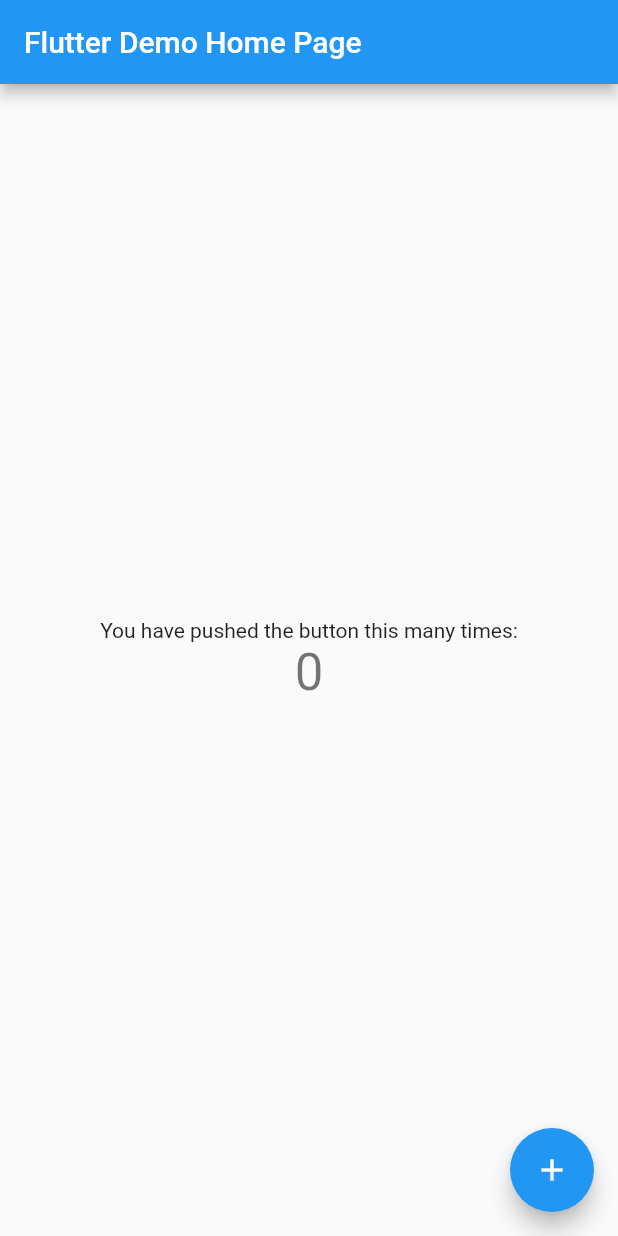
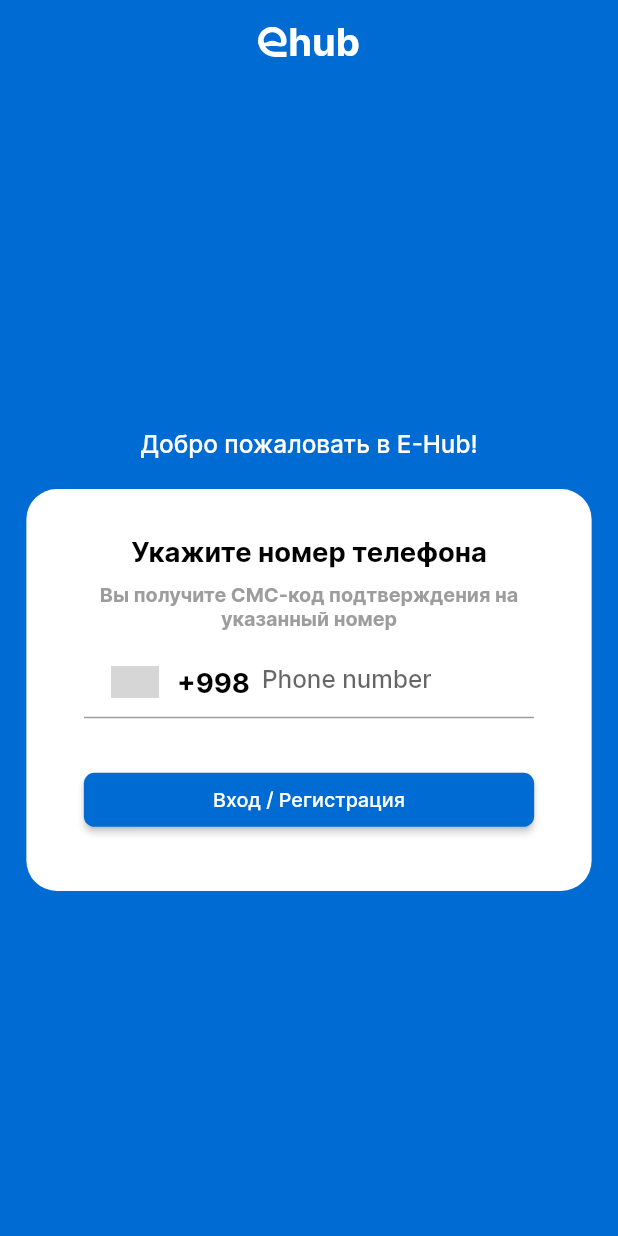
Before and after one commit to Abdullohali/eHub, a Flutter app: the screen it shows after launch, on a phone screen of 412 x 824 dp. Run offline on Flutter 3.47's test engine with Material 2 defaults, Android fonts, the phone set to English and light mode, and no system bars; drawn by our look-alikes of intl_phone_number_input; our stand-ins replace flutter_screenutil, flutter_svg, pinput; grey boxes are pictures that could not be loaded.

Commit message:
sms confirmation splash screen and city pages are completed and other changes

```diff
--- a/lib/core/components/const.dart
+++ b/lib/core/components/const.dart
@@ -0,0 +1,12 @@
+import 'package:flutter/widgets.dart';
+
+class AppColor {
+  static const Color kWhite = Color(0xFFFFFFFF);
+  static const Color kBlack = Color(0xFF000000);
+  static const Color kLinear1 = Color(0xFF003CBF);
+  static const Color kLinear2 = Color(0xFF00CCFF);
+  static const Color kBlue = Color(0xFF016BD4);
+  static const Color kGrey = Color(0xFF9D9D9D);
+  static const LinearGradient klinearGradient =
+      LinearGradient(colors: [kLinear1, kLinear2]);
+}
--- a/lib/main.dart
+++ b/lib/main.dart
@@ -1,7 +1,17 @@
+import 'package:ehub/core/components/const.dart';
+import 'package:ehub/screens/splashScreen/splash_screen_page.dart';
 import 'package:flutter/material.dart';
+import 'package:flutter/services.dart';
+import 'package:flutter_screenutil/flutter_screenutil.dart';
 
-void main() {
+void main() async {
   runApp(const MyApp());
+
+  await SystemChrome.setPreferredOrientations([DeviceOrientation.portraitUp]);
+  SystemChrome.setSystemUIOverlayStyle(const SystemUiOverlayStyle(
+    statusBarIconBrightness: Brightness.light,
+    statusBarColor: Colors.transparent,
+  ));
 }
 
 class MyApp extends StatelessWidget {
@@ -10,106 +20,37 @@
   // This widget is the root of your application.
   @override
   Widget build(BuildContext context) {
-    return MaterialApp(
-      title: 'Flutter Demo',
-      theme: ThemeData(
-        // This is the theme of your application.
-        //
-        // Try running your application with "flutter run". You'll see the
-        // application has a blue toolbar. Then, without quitting the app, try
-        // changing the primarySwatch below to Colors.green and then invoke
-        // "hot reload" (press "r" in the console where you ran "flutter run",
-        // or simply save your changes to "hot reload" in a Flutter IDE).
-        // Notice that the counter didn't reset back to zero; the application
-        // is not restarted.
-        primarySwatch: Colors.blue,
-      ),
-      home: const MyHomePage(title: 'Flutter Demo Home Page'),
+    return ScreenUtilInit(
+      designSize: const Size(375, 812),
+      minTextAdapt: true,
+      splitScreenMode: true,
+      builder: (context, child) {
+        return MaterialApp(
+          debugShowCheckedModeBanner: false,
+          title: 'First Method',
+          // You can use the library anywhere in the app even in theme
+          theme: ThemeData(
+            primaryColor: AppColor.kWhite,
+            fontFamily: 'Inter',
+            textTheme: TextTheme(
+              headline6: TextStyle(
+                  fontSize: ScreenUtil().setSp(24),
+                  fontWeight: FontWeight.bold,
+                  color: AppColor.kWhite),
+              bodyText1: TextStyle(
+                  fontSize: ScreenUtil().setSp(16), color: AppColor.kWhite),
+              bodyText2: TextStyle(
+                  fontSize: ScreenUtil().setSp(18),
+                  color: AppColor.kBlack,
+                  fontWeight: FontWeight.bold),
+              button: TextStyle(
+                fontSize: ScreenUtil().setSp(16),
+              ),
+            ),
+          ),
+          home: const SplashScreenPage(),
+        );
+      },
     );
   }
 }
-
-class MyHomePage extends StatefulWidget {
-  const MyHomePage({Key? key, required this.title}) : super(key: key);
-
-  // This widget is the home page of your application. It is stateful, meaning
-  // that it has a State object (defined below) that contains fields that affect
-  // how it looks.
-
-  // This class is the configuration for the state. It holds the values (in this
-  // case the title) provided by the parent (in this case the App widget) and
-  // used by the build method of the State. Fields in a Widget subclass are
-  // always marked "final".
-
-  final String title;
-
-  @override
-  State<MyHomePage> createState() => _MyHomePageState();
-}
-
-class _MyHomePageState extends State<MyHomePage> {
-  int _counter = 0;
-
-  void _incrementCounter() {
-    setState(() {
-      // This call to setState tells the Flutter framework that something has
-      // changed in this State, which causes it to rerun the build method below
-      // so that the display can reflect the updated values. If we changed
-      // _counter without calling setState(), then the build method would not be
-      // called again, and so nothing would appear to happen.
-      _counter++;
-    });
-  }
-
-  @override
-  Widget build(BuildContext context) {
-    // This method is rerun every time setState is called, for instance as done
-    // by the _incrementCounter method above.
-    //
-    // The Flutter framework has been optimized to make rerunning build methods
-    // fast, so that you can just rebuild anything that needs updating rather
-    // than having to individually change instances of widgets.
-    return Scaffold(
-      appBar: AppBar(
-        // Here we take the value from the MyHomePage object that was created by
-        // the App.build method, and use it to set our appbar title.
-        title: Text(widget.title),
-      ),
-      body: Center(
-        // Center is a layout widget. It takes a single child and positions it
-        // in the middle of the parent.
-        child: Column(
-          // Column is also a layout widget. It takes a list of children and
-          // arranges them vertically. By default, it sizes itself to fit its
-          // children horizontally, and tries to be as tall as its parent.
-          //
-          // Invoke "debug painting" (press "p" in the console, choose the
-          // "Toggle Debug Paint" action from the Flutter Inspector in Android
-          // Studio, or the "Toggle Debug Paint" command in Visual Studio Code)
-          // to see the wireframe for each widget.
-          //
-          // Column has various properties to control how it sizes itself and
-          // how it positions its children. Here we use mainAxisAlignment to
-          // center the children vertically; the main axis here is the vertical
-          // axis because Columns are vertical (the cross axis would be
-          // horizontal).
-          mainAxisAlignment: MainAxisAlignment.center,
-          children: <Widget>[
-            const Text(
-              'You have pushed the button this many times:',
-            ),
-            Text(
-              '$_counter',
-              style: Theme.of(context).textTheme.headline4,
-            ),
-          ],
-        ),
-      ),
-      floatingActionButton: FloatingActionButton(
-        onPressed: _incrementCounter,
-        tooltip: 'Increment',
-        child: const Icon(Icons.add),
-      ), // This trailing comma makes auto-formatting nicer for build methods.
-    );
-  }
-}
--- /dev/null
+++ b/lib/screens/auth/sign_up_page.dart
@@ -0,0 +1,111 @@
+import 'package:ehub/screens/auth/sms_confirmation_page.dart';
+import 'package:flutter/material.dart';
+import 'package:flutter/src/foundation/key.dart';
+import 'package:flutter/src/widgets/framework.dart';
+import 'package:flutter_screenutil/flutter_screenutil.dart';
+import 'package:intl_phone_number_input/intl_phone_number_input.dart';
+
+import '../../core/components/const.dart';
+import '../../widgets/main_appbar.dart';
+
+class SignUpPage extends StatelessWidget {
+  SignUpPage({Key? key}) : super(key: key);
+
+  final String initialCountry = 'UZ';
+  final PhoneNumber number =
+      PhoneNumber(isoCode: 'UZ', dialCode: "+998", phoneNumber: "##-###-##-##");
+  final TextEditingController controller = TextEditingController();
+
+  @override
+  Widget build(BuildContext context) {
+    return Scaffold(
+      backgroundColor: AppColor.kBlue,
+      appBar: mainAppbar(context, isBack: false),
+      body: SizedBox(
+        width: MediaQuery.of(context).size.width,
+        child: Column(
+          mainAxisAlignment: MainAxisAlignment.center,
+          children: [
+            Text(
+              "Добро пожаловать в E-Hub!",
+              style: Theme.of(context).textTheme.bodyText1,
+              textAlign: TextAlign.center,
+            ),
+            Container(
+              margin: const EdgeInsets.only(top: 20),
+              height: 264.h,
+              width: 343.w,
+              padding: EdgeInsets.only(top: 30.h, left: 25.w, right: 25.w),
+              decoration: BoxDecoration(
+                  borderRadius: BorderRadius.circular(20.r),
+                  color: AppColor.kWhite),
+              child: Column(
+                children: [
+                  Text("Укажите номер телефона",
+                      style: Theme.of(context).textTheme.bodyText2,
+                      textAlign: TextAlign.center),
+                  SizedBox(height: 10.h),
+                  Text(
+                    "Вы получите СМС-код подтверждения на указанный номер",
+                    style: TextStyle(color: AppColor.kGrey, fontSize: 13.h),
+                    textAlign: TextAlign.center,
+                  ),
+                  phoneField(),
+                  SizedBox(height: 20.h),
+                  ElevatedButton(
+                    onPressed: () {
+                      Navigator.push(
+                          context,
+                          MaterialPageRoute(
+                              builder: (context) =>
+                                   SmsConfirmationPage()));
+                    },
+                    style: ElevatedButton.styleFrom(
+                        primary: AppColor.kBlue,
+                        shape: RoundedRectangleBorder(
+                            borderRadius: BorderRadius.circular(7.r))),
+                    child: Padding(
+                        padding: EdgeInsets.symmetric(
+                          horizontal: 65.w,
+                        ),
+                        child: Text(
+                          "Вход / Регистрация",
+                          style:
+                              TextStyle(color: AppColor.kWhite, fontSize: 13.h),
+                        )),
+                  ),
+                ],
+              ),
+            )
+          ],
+        ),
+      ),
+    );
+  }
+
+  Padding phoneField() {
+    return Padding(
+      padding: EdgeInsets.symmetric(horizontal: 10.w, vertical: 10.h),
+      child: InternationalPhoneNumberInput(
+        onInputChanged: (PhoneNumber number) {},
+        onInputValidated: (bool value) {},
+        selectorConfig: const SelectorConfig(
+          leadingPadding: 10,
+          setSelectorButtonAsPrefixIcon: true,
+          trailingSpace: false,
+          selectorType: PhoneInputSelectorType.DIALOG,
+        ),
+        ignoreBlank: false,
+        textStyle: TextStyle(
+            color: AppColor.kBlack,
+            fontSize: 16.h,
+            fontWeight: FontWeight.w500),
+        selectorTextStyle: const TextStyle(color: Colors.black),
+        initialValue: number,
+        textFieldController: controller,
+        formatInput: false,
+        keyboardType: const TextInputType.numberWithOptions(),
+      ),
+    );
+  }
+}
--- /dev/null
+++ b/lib/widgets/main_appbar.dart
@@ -0,0 +1,37 @@
+import 'package:flutter/material.dart';
+import 'package:flutter_screenutil/flutter_screenutil.dart';
+import 'package:flutter_svg/svg.dart';
+
+import '../core/components/const.dart';
+import '../core/components/icons_name.dart';
+
+AppBar mainAppbar(BuildContext context, {bool isBack = true}) {
+  return AppBar(
+    backgroundColor: AppColor.kBlue,
+    elevation: 0,
+    leading: isBack
+        ? IconButton(
+            icon: const Icon(Icons.arrow_back),
+            onPressed: () => Navigator.pop(context),
+          )
+        : null,
+    title: Padding(
+      padding: isBack ? EdgeInsets.only(left: 90.w) : EdgeInsets.zero,
+      child: Row(
+        mainAxisAlignment:
+            isBack ? MainAxisAlignment.start : MainAxisAlignment.center,
+        children: <Widget>[
+          SvgPicture.asset(
+            AppIcons.eWhite,
+            height: 20.h,
+          ),
+          SizedBox(width: 0.8.w),
+          Text(
+            'hub',
+            style: TextStyle(color: AppColor.kWhite, fontSize: 25.h),
+          ),
+        ],
+      ),
+    ),
+  );
+}
```
Also changed, not shown: lib/core/components/icons_name.dart (+8 -0 lines), lib/screens/auth/choose_city_page.dart (added, +55 -0 lines), lib/screens/auth/register_page.dart (added, +52 -0 lines), lib/screens/auth/sms_confirmation_page.dart (added, +139 -0 lines), lib/screens/splashScreen/splash_screen_page.dart (added, +52 -0 lines), pubspec.yaml (+6 -4 lines), pubspec.lock, 5 other files.
